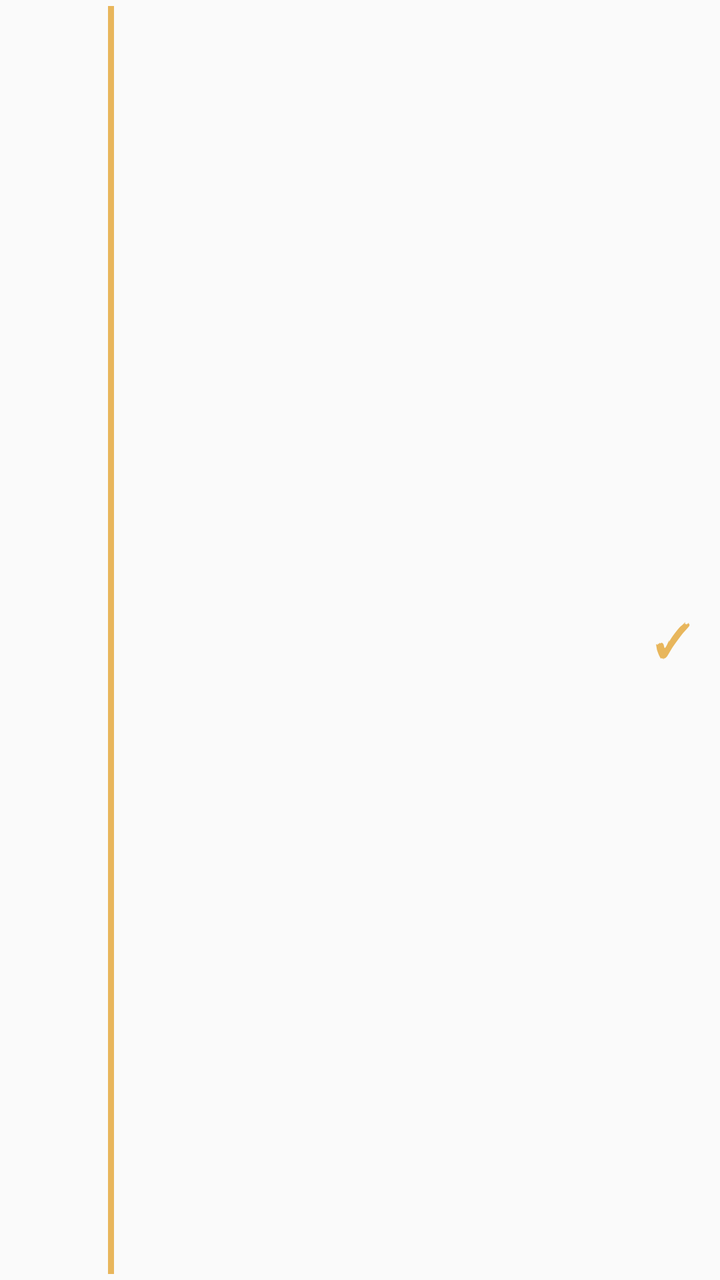
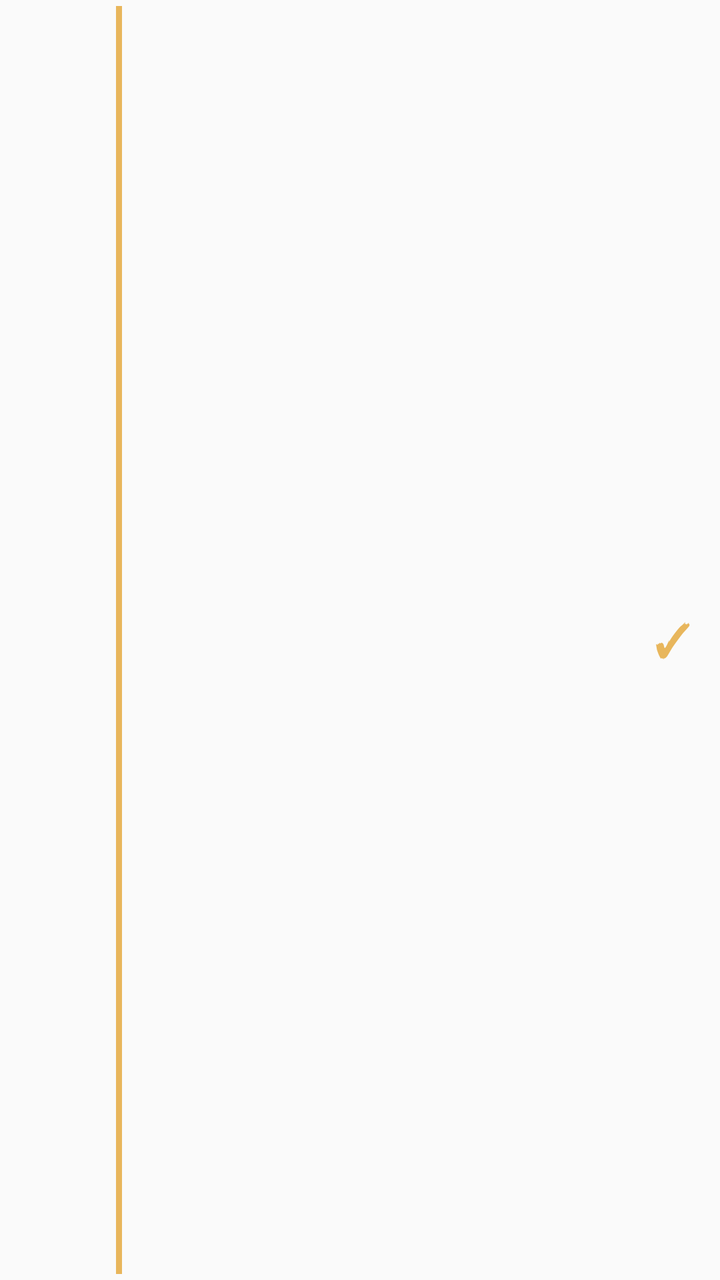

Screens rendered from an Android XML layout before and after an edit, with the pre-edit source and the edit as a unified diff.
<!-- AndroidManifest.xml: application theme AppTheme -->
<!-- res/layout/widget_item.xml -->
<?xml version="1.0" encoding="utf-8"?>
<LinearLayout xmlns:android="http://schemas.android.com/apk/res/android"
    android:layout_width="match_parent"
    android:layout_height="wrap_content"
    android:orientation="horizontal"
    android:paddingTop="3dp"
    android:paddingBottom="3dp">

    <TextView
        android:id="@+id/i_date"
        android:layout_width="54dp"
        android:layout_height="wrap_content"
        android:gravity="end"
        android:paddingEnd="8dp"
        android:maxLines="2"
        android:textColor="#EAF2F0"
        android:textSize="14sp" />

    <TextView
        android:id="@+id/i_bar"
        android:layout_width="3dp"
        android:layout_height="match_parent"
        android:background="#E8B65C" />

    <ImageView
        android:id="@+id/i_icon"
        android:layout_width="22dp"
        android:layout_height="22dp"
        android:layout_gravity="center_vertical"
        android:layout_marginStart="8dp" />

    <LinearLayout
        android:layout_width="0dp"
        android:layout_height="wrap_content"
        android:layout_weight="1"
        android:orientation="vertical"
        android:paddingStart="6dp"
        android:paddingEnd="4dp"
        android:paddingTop="2dp"
        android:paddingBottom="2dp">

        <TextView
            android:id="@+id/i_title"
            android:layout_width="match_parent"
            android:layout_height="wrap_content"
            android:ellipsize="end"
            android:singleLine="true"
            android:textColor="#FFFFFF"
            android:textSize="16sp" />

        <TextView
            android:id="@+id/i_time"
            android:layout_width="match_parent"
            android:layout_height="wrap_content"
            android:singleLine="true"
            android:textColor="#C3D1CF"
            android:textSize="14sp" />
    </LinearLayout>

    <TextView
        android:id="@+id/i_check"
        android:layout_width="48dp"
        android:layout_height="match_parent"
        android:gravity="center"
        android:text="✓"
        android:textColor="#E8B65C"
        android:textSize="22sp"
        android:textStyle="bold" />
</LinearLayout>
<!-- resources referenced by this layout -->
<resources>
  <style name="AppTheme" parent="Theme.AppCompat.Light.DarkActionBar">
          
          <item name="colorPrimary">@color/colorPrimary</item>
          <item name="colorPrimaryDark">@color/colorPrimaryDark</item>
          <item name="colorAccent">@color/colorAccent</item>
      </style>
</resources>

<!-- the commit's change to res/layout/widget_item.xml (unified diff, before → after) -->
@@ -8,10 +8,11 @@
 
     <TextView
         android:id="@+id/i_date"
-        android:layout_width="54dp"
+        android:layout_width="58dp"
         android:layout_height="wrap_content"
-        android:gravity="end"
-        android:paddingEnd="8dp"
+        android:gravity="start"
+        android:paddingStart="8dp"
+        android:paddingEnd="4dp"
         android:maxLines="2"
         android:textColor="#EAF2F0"
         android:textSize="14sp" />
